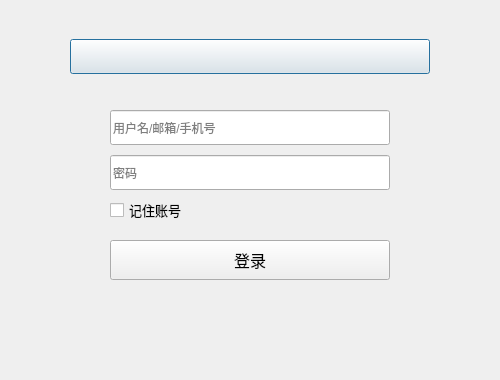
The window that login.ui (dongdong3344/12306Train) describes before a commit, drawn with Qt 5.
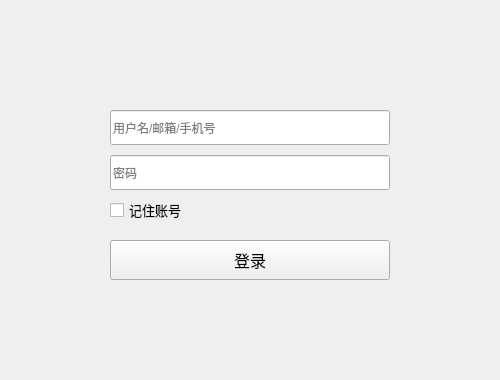
The same window after the commit.

```diff
--- a/login.ui
+++ b/login.ui
@@ -105,13 +105,13 @@
     <string/>
    </property>
   </widget>
-  <widget class="QPushButton" name="tipsButton">
+  <widget class="QLabel" name="errorLabel">
    <property name="geometry">
     <rect>
      <x>70</x>
-     <y>39</y>
+     <y>340</y>
      <width>360</width>
-     <height>35</height>
+     <height>30</height>
     </rect>
    </property>
    <property name="text">
```
Left out of the diff: 2 changed lines with no effect on the pictures.
